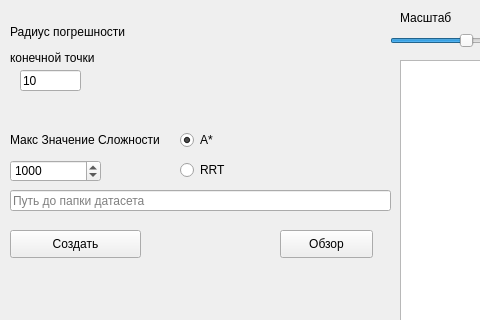
kaizer-nurik/manipulator_planning_simple, file GUI_creation/GUI.ui: the form before one commit; both pictures show x 0 to 480 and y 0 to 320 of the 1172 by 715 pixel window.
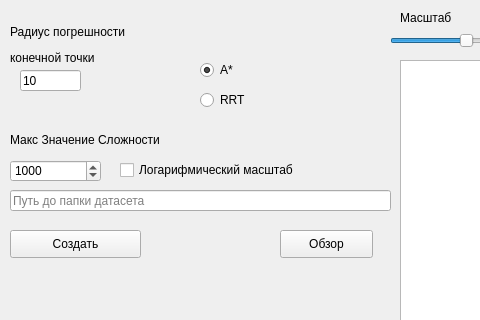
The form after the commit.

Patch:
```diff
--- a/GUI_creation/GUI.ui
+++ b/GUI_creation/GUI.ui
@@ -292,8 +292,8 @@
    <widget class="QRadioButton" name="radioButton">
     <property name="geometry">
      <rect>
-      <x>180</x>
-      <y>130</y>
+      <x>200</x>
+      <y>60</y>
       <width>95</width>
       <height>20</height>
      </rect>
@@ -308,8 +308,8 @@
    <widget class="QRadioButton" name="radioButton_2">
     <property name="geometry">
      <rect>
-      <x>180</x>
-      <y>160</y>
+      <x>200</x>
+      <y>90</y>
       <width>95</width>
       <height>20</height>
      </rect>
@@ -318,6 +318,19 @@
      <string>RRT</string>
     </property>
    </widget>
+   <widget class="QCheckBox" name="log_scale_checkBox">
+    <property name="geometry">
+     <rect>
+      <x>120</x>
+      <y>160</y>
+      <width>191</width>
+      <height>20</height>
+     </rect>
+    </property>
+    <property name="text">
+     <string>Логарифмический масштаб</string>
+    </property>
+   </widget>
   </widget>
   <widget class="QMenuBar" name="menubar">
    <property name="geometry">
```
